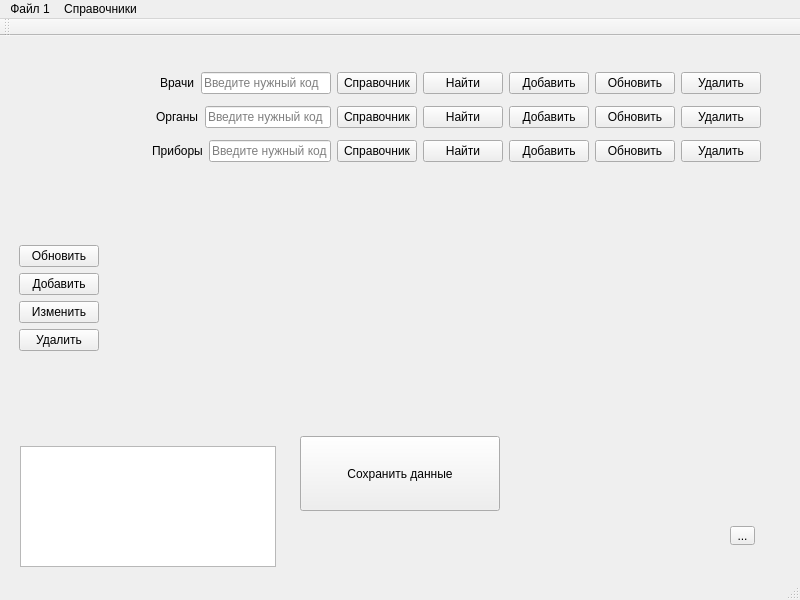
Qt form src/views/main_window/_main_window.ui (vvchigirev/Endo) before a commit.
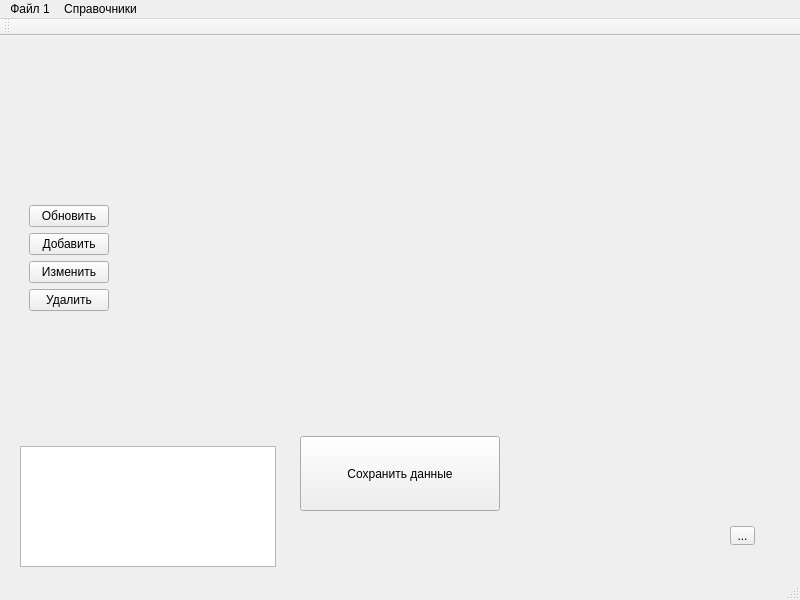
The same form after that commit.

Commit message: почистил форму и добавил вызов справочника через menubar

What changed in the file:
```diff
--- a/src/views/main_window/_main_window.ui
+++ b/src/views/main_window/_main_window.ui
@@ -53,8 +53,8 @@
    <widget class="QWidget" name="widget" native="true">
     <property name="geometry">
      <rect>
-      <x>10</x>
-      <y>200</y>
+      <x>20</x>
+      <y>160</y>
       <width>711</width>
       <height>146</height>
      </rect>
@@ -112,219 +112,6 @@
      </item>
     </layout>
    </widget>
-   <widget class="QWidget" name="widget_3" native="true">
-    <property name="geometry">
-     <rect>
-      <x>30</x>
-      <y>30</y>
-      <width>731</width>
-      <height>105</height>
-     </rect>
-    </property>
-    <layout class="QVBoxLayout" name="verticalLayout">
-     <item>
-      <layout class="QHBoxLayout" name="horizontalLayout">
-       <item>
-        <spacer name="doctorHorizontalSpacer">
-         <property name="orientation">
-          <enum>Qt::Horizontal</enum>
-         </property>
-         <property name="sizeHint" stdset="0">
-          <size>
-           <width>40</width>
-           <height>20</height>
-          </size>
-         </property>
-        </spacer>
-       </item>
-       <item>
-        <widget class="QLabel" name="lableDoctor">
-         <property name="text">
-          <string>Врачи</string>
-         </property>
-        </widget>
-       </item>
-       <item>
-        <widget class="QLineEdit" name="lineEditDoctorCode">
-         <property name="text">
-          <string/>
-         </property>
-         <property name="placeholderText">
-          <string>Введите нужный код</string>
-         </property>
-        </widget>
-       </item>
-       <item>
-        <widget class="QPushButton" name="pushBtnDoctorDict">
-         <property name="text">
-          <string>Справочник</string>
-         </property>
-        </widget>
-       </item>
-       <item>
-        <widget class="QPushButton" name="pushBtnDoctorFind">
-         <property name="text">
-          <string>Найти</string>
-         </property>
-        </widget>
-       </item>
-       <item>
-        <widget class="QPushButton" name="pushButtonDoctorCreate">
-         <property name="text">
-          <string>Добавить</string>
-         </property>
-        </widget>
-       </item>
-       <item>
-        <widget class="QPushButton" name="pushButtonDoctorUpdate">
-         <property name="text">
-          <string>Обновить</string>
-         </property>
-        </widget>
-       </item>
-       <item>
-        <widget class="QPushButton" name="pushButtonDoctorDelete">
-         <property name="text">
-          <string>Удалить</string>
-         </property>
-        </widget>
-       </item>
-      </layout>
-     </item>
-     <item>
-      <layout class="QHBoxLayout" name="organHorizontalLayout_">
-       <item>
-        <spacer name="organHorizontalSpacer">
-         <property name="orientation">
-          <enum>Qt::Horizontal</enum>
-         </property>
-         <property name="sizeHint" stdset="0">
-          <size>
-           <width>40</width>
-           <height>20</height>
-          </size>
-         </property>
-        </spacer>
-       </item>
-       <item>
-        <widget class="QLabel" name="lableOrgan">
-         <property name="text">
-          <string>Органы</string>
-         </property>
-        </widget>
-       </item>
-       <item>
-        <widget class="QLineEdit" name="lineEditOrganCode">
-         <property name="placeholderText">
-          <string>Введите нужный код</string>
-         </property>
-        </widget>
-       </item>
-       <item>
-        <widget class="QPushButton" name="pushBtnOrganDict">
-         <property name="text">
-          <string>Справочник</string>
-         </property>
-        </widget>
-       </item>
-       <item>
-        <widget class="QPushButton" name="pushBtnOrganFind">
-         <property name="text">
-          <string>Найти</string>
-         </property>
-        </widget>
-       </item>
-       <item>
-        <widget class="QPushButton" name="pushButtonOrganAdd">
-         <property name="text">
-          <string>Добавить</string>
-         </property>
-        </widget>
-       </item>
-       <item>
-        <widget class="QPushButton" name="pushButtonOrganUpdate">
-         <property name="text">
-          <string>Обновить</string>
-         </property>
-        </widget>
-       </item>
-       <item>
-        <widget class="QPushButton" name="pushButtonOrganRemove">
-         <property name="text">
-          <string>Удалить</string>
-         </property>
-        </widget>
-       </item>
-      </layout>
-     </item>
-     <item>
-      <layout class="QHBoxLayout" name="organHorizontalLayout_1">
-       <item>
-        <spacer name="organHorizontalSpacer_2">
-         <property name="orientation">
-          <enum>Qt::Horizontal</enum>
-         </property>
-         <property name="sizeHint" stdset="0">
-          <size>
-           <width>40</width>
-           <height>20</height>
-          </size>
-         </property>
-        </spacer>
-       </item>
-       <item>
-        <widget class="QLabel" name="lableOrgan_2">
-         <property name="text">
-          <string>Приборы</string>
-         </property>
-        </widget>
-       </item>
-       <item>
-        <widget class="QLineEdit" name="lineEditOrganCode_2">
-         <property name="placeholderText">
-          <string>Введите нужный код</string>
-         </property>
-        </widget>
-       </item>
-       <item>
-        <widget class="QPushButton" name="pushBtnDictDevice">
-         <property name="text">
-          <string>Справочник</string>
-         </property>
-        </widget>
-       </item>
-       <item>
-        <widget class="QPushButton" name="pushBtnDictDeviceFind">
-         <property name="text">
-          <string>Найти</string>
-         </property>
-        </widget>
-       </item>
-       <item>
-        <widget class="QPushButton" name="pushButtonDictDeviceAdd">
-         <property name="text">
-          <string>Добавить</string>
-         </property>
-        </widget>
-       </item>
-       <item>
-        <widget class="QPushButton" name="pushButtonDictDeviceUpdate">
-         <property name="text">
-          <string>Обновить</string>
-         </property>
-        </widget>
-       </item>
-       <item>
-        <widget class="QPushButton" name="pushButtonDictDeviceRemove">
-         <property name="text">
-          <string>Удалить</string>
-         </property>
-        </widget>
-       </item>
-      </layout>
-     </item>
-    </layout>
-   </widget>
   </widget>
   <widget class="QMenuBar" name="mainMenu">
    <property name="geometry">
```
Left out of the diff: 18 changed lines with no effect on the pictures. The commit also changes 3 other files.
